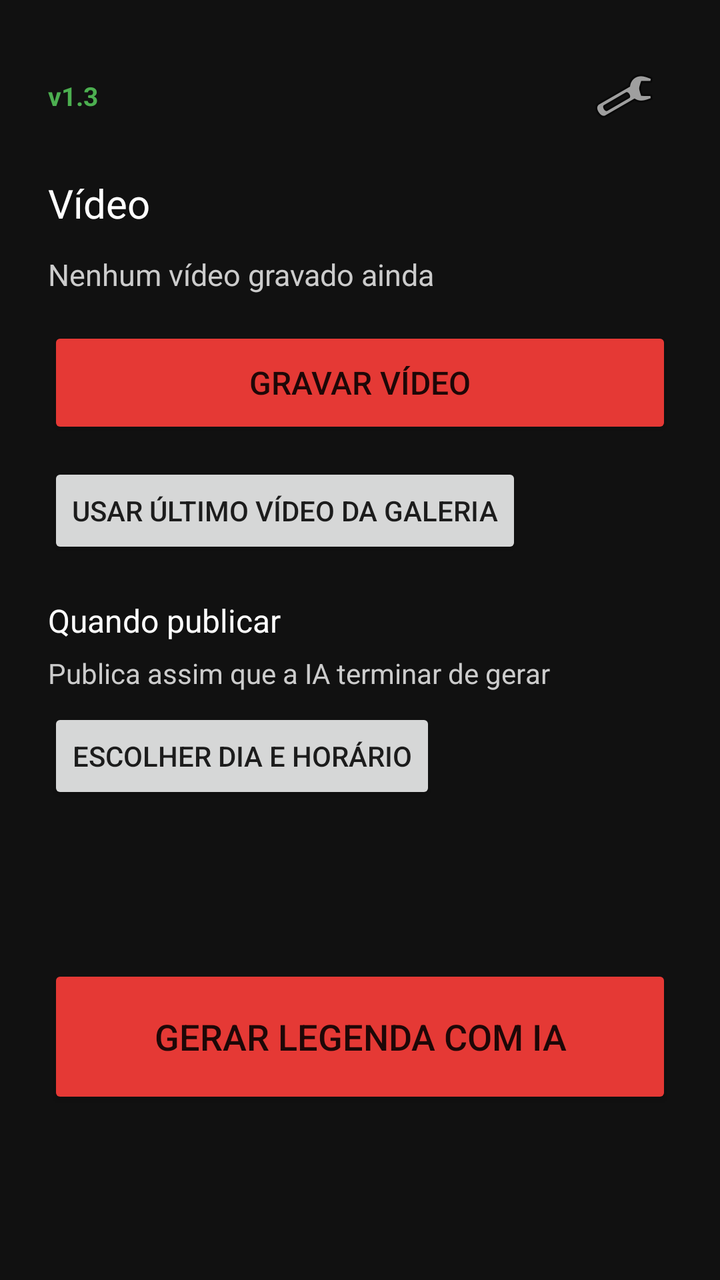
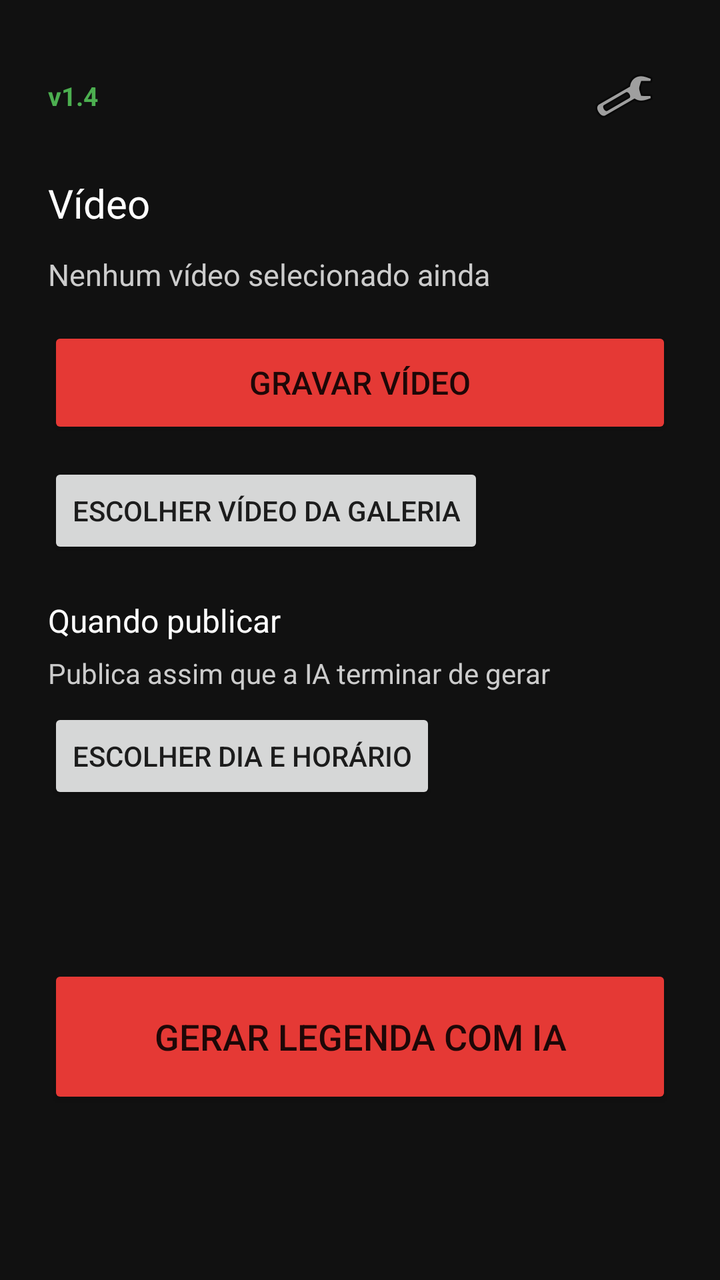

Screens rendered from an Android XML layout before and after an edit, with the pre-edit source and the edit as a unified diff.
<!-- AndroidManifest.xml: application theme Theme.TikTokCaption -->
<!-- res/layout/activity_main.xml -->
<?xml version="1.0" encoding="utf-8"?>
<ScrollView xmlns:android="http://schemas.android.com/apk/res/android"
    android:layout_width="match_parent"
    android:layout_height="match_parent"
    android:background="#111111"
    android:fillViewport="true">

    <LinearLayout
        android:layout_width="match_parent"
        android:layout_height="wrap_content"
        android:orientation="vertical"
        android:padding="24dp">

        <LinearLayout
            android:layout_width="match_parent"
            android:layout_height="wrap_content"
            android:orientation="horizontal"
            android:gravity="center_vertical">

            <TextView
                android:id="@+id/versionText"
                android:layout_width="0dp"
                android:layout_height="wrap_content"
                android:layout_weight="1"
                android:text="v1.3"
                android:textColor="#4CAF50"
                android:textStyle="bold"
                android:textSize="13sp" />

            <ImageButton
                android:id="@+id/btnSettings"
                android:layout_width="48dp"
                android:layout_height="48dp"
                android:background="#00000000"
                android:contentDescription="Configurações"
                android:src="@android:drawable/ic_menu_manage" />
        </LinearLayout>

        <TextView
            android:id="@+id/titleText"
            android:layout_width="wrap_content"
            android:layout_height="wrap_content"
            android:layout_marginTop="16dp"
            android:text="Vídeo"
            android:textColor="#FFFFFF"
            android:textSize="20sp" />

        <TextView
            android:id="@+id/videoInfoText"
            android:layout_width="match_parent"
            android:layout_height="wrap_content"
            android:layout_marginTop="12dp"
            android:text="Nenhum vídeo gravado ainda"
            android:textColor="#CCCCCC"
            android:textSize="15sp" />

        <Button
            android:id="@+id/btnRecordVideo"
            android:layout_width="match_parent"
            android:layout_height="56dp"
            android:layout_marginTop="16dp"
            android:text="Gravar vídeo"
            android:textSize="16sp"
            android:backgroundTint="#E53935" />

        <Button
            android:id="@+id/btnRefresh"
            android:layout_width="wrap_content"
            android:layout_height="wrap_content"
            android:layout_marginTop="12dp"
            android:text="Usar último vídeo da galeria" />

        <TextView
            android:id="@+id/scheduleLabel"
            android:layout_width="wrap_content"
            android:layout_height="wrap_content"
            android:layout_marginTop="20dp"
            android:text="Quando publicar"
            android:textColor="#FFFFFF"
            android:textSize="16sp" />

        <LinearLayout
            android:layout_width="match_parent"
            android:layout_height="wrap_content"
            android:orientation="horizontal"
            android:layout_marginTop="6dp"
            android:gravity="center_vertical">

            <TextView
                android:id="@+id/scheduleStatusText"
                android:layout_width="0dp"
                android:layout_height="wrap_content"
                android:layout_weight="1"
                android:text="Publica assim que a IA terminar de gerar"
                android:textColor="#CCCCCC"
                android:textSize="14sp" />

            <TextView
                android:id="@+id/btnCancelSchedule"
                android:layout_width="wrap_content"
                android:layout_height="wrap_content"
                android:layout_marginStart="8dp"
                android:text="Cancelar"
                android:textColor="#E53935"
                android:textSize="14sp"
                android:visibility="gone" />
        </LinearLayout>

        <Button
            android:id="@+id/btnSchedule"
            android:layout_width="wrap_content"
            android:layout_height="wrap_content"
            android:layout_marginTop="8dp"
            android:text="Escolher dia e horário" />

        <TextView
            android:id="@+id/statusText"
            android:layout_width="match_parent"
            android:layout_height="wrap_content"
            android:layout_marginTop="20dp"
            android:textColor="#4CAF50"
            android:textSize="15sp"
            android:text="" />

        <LinearLayout
            android:id="@+id/postButtonsBar"
            android:layout_width="match_parent"
            android:layout_height="wrap_content"
            android:orientation="horizontal"
            android:layout_marginTop="20dp">

            <Button
                android:id="@+id/btnPostTikTok"
                android:layout_width="0dp"
                android:layout_height="wrap_content"
                android:layout_weight="1"
                android:layout_marginEnd="4dp"
                android:text="TikTok"
                android:visibility="gone" />

            <Button
                android:id="@+id/btnPostInstagram"
                android:layout_width="0dp"
                android:layout_height="wrap_content"
                android:layout_weight="1"
                android:layout_marginHorizontal="4dp"
                android:text="Instagram"
                android:visibility="gone" />

            <Button
                android:id="@+id/btnPostYouTube"
                android:layout_width="0dp"
                android:layout_height="wrap_content"
                android:layout_weight="1"
                android:layout_marginStart="4dp"
                android:text="YouTube"
                android:visibility="gone" />

        </LinearLayout>

        <Button
            android:id="@+id/btnPublish"
            android:layout_width="match_parent"
            android:layout_height="72dp"
            android:layout_marginTop="20dp"
            android:layout_marginBottom="8dp"
            android:text="Gerar legenda com IA"
            android:textSize="18sp"
            android:backgroundTint="#E53935" />

    </LinearLayout>
</ScrollView>
<!-- resources referenced by this layout -->
<resources>
  <style name="Theme.TikTokCaption" parent="Theme.MaterialComponents.DayNight.NoActionBar" />
</resources>

<!-- the commit's change to res/layout/activity_main.xml (unified diff, before → after) -->
@@ -1,172 +1,172 @@
 <?xml version="1.0" encoding="utf-8"?>
 <ScrollView xmlns:android="http://schemas.android.com/apk/res/android"
-    android:layout_width="match_parent"
-    android:layout_height="match_parent"
-    android:background="#111111"
-    android:fillViewport="true">
-
-    <LinearLayout
         android:layout_width="match_parent"
-        android:layout_height="wrap_content"
-        android:orientation="vertical"
-        android:padding="24dp">
+        android:layout_height="match_parent"
+        android:background="#111111"
+        android:fillViewport="true">
 
         <LinearLayout
-            android:layout_width="match_parent"
-            android:layout_height="wrap_content"
-            android:orientation="horizontal"
-            android:gravity="center_vertical">
+                    android:layout_width="match_parent"
+                    android:layout_height="wrap_content"
+                    android:orientation="vertical"
+                    android:padding="24dp">
 
-            <TextView
-                android:id="@+id/versionText"
-                android:layout_width="0dp"
-                android:layout_height="wrap_content"
-                android:layout_weight="1"
-                android:text="v1.3"
-                android:textColor="#4CAF50"
-                android:textStyle="bold"
-                android:textSize="13sp" />
+                    <LinearLayout
+                                    android:layout_width="match_parent"
+                                    android:layout_height="wrap_content"
+                                    android:orientation="horizontal"
+                                    android:gravity="center_vertical">
 
-            <ImageButton
-                android:id="@+id/btnSettings"
-                android:layout_width="48dp"
-                android:layout_height="48dp"
-                android:background="#00000000"
-                android:contentDescription="Configurações"
-                android:src="@android:drawable/ic_menu_manage" />
-        </LinearLayout>
+                                    <TextView
+                                                        android:id="@+id/versionText"
+                                                        android:layout_width="0dp"
+                                                        android:layout_height="wrap_content"
+                                                        android:layout_weight="1"
+                                                        android:text="v1.4"
+                                                        android:textColor="#4CAF50"
+                                                        android:textStyle="bold"
+                                                        android:textSize="13sp" />
 
-        <TextView
-            android:id="@+id/titleText"
-            android:layout_width="wrap_content"
-            android:layout_height="wrap_content"
-            android:layout_marginTop="16dp"
-            android:text="Vídeo"
-            android:textColor="#FFFFFF"
-            android:textSize="20sp" />
+                                    <ImageButton
+                                                        android:id="@+id/btnSettings"
+                                                        android:layout_width="48dp"
+                                                        android:layout_height="48dp"
+                                                        android:background="#00000000"
+                                                        android:contentDescription="Configurações"
+                                                        android:src="@android:drawable/ic_menu_manage" />
+                    </LinearLayout>
 
-        <TextView
-            android:id="@+id/videoInfoText"
-            android:layout_width="match_parent"
-            android:layout_height="wrap_content"
-            android:layout_marginTop="12dp"
-            android:text="Nenhum vídeo gravado ainda"
-            android:textColor="#CCCCCC"
-            android:textSize="15sp" />
+                    <TextView
+                                    android:id="@+id/titleText"
+                                    android:layout_width="wrap_content"
+                                    android:layout_height="wrap_content"
+                                    android:layout_marginTop="16dp"
+                                    android:text="Vídeo"
+                                    android:textColor="#FFFFFF"
+                                    android:textSize="20sp" />
 
-        <Button
-            android:id="@+id/btnRecordVideo"
-            android:layout_width="match_parent"
-            android:layout_height="56dp"
-            android:layout_marginTop="16dp"
-            android:text="Gravar vídeo"
-            android:textSize="16sp"
-            android:backgroundTint="#E53935" />
+                    <TextView
+                                    android:id="@+id/videoInfoText"
+                                    android:layout_width="match_parent"
+                                    android:layout_height="wrap_content"
+                                    android:layout_marginTop="12dp"
+                                    android:text="Nenhum vídeo selecionado ainda"
+                                    android:textColor="#CCCCCC"
+                                    android:textSize="15sp" />
 
-        <Button
-            android:id="@+id/btnRefresh"
-            android:layout_width="wrap_content"
-            android:layout_height="wrap_content"
-            android:layout_marginTop="12dp"
-            android:text="Usar último vídeo da galeria" />
+                    <Button
+                                    android:id="@+id/btnRecordVideo"
+                                    android:layout_width="match_parent"
+                                    android:layout_height="56dp"
+                                    android:layout_marginTop="16dp"
+                                    android:text="Gravar vídeo"
+                                    android:textSize="16sp"
+                                    android:backgroundTint="#E53935" />
 
-        <TextView
-            android:id="@+id/scheduleLabel"
-            android:layout_width="wrap_content"
-            android:layout_height="wrap_content"
-            android:layout_marginTop="20dp"
-            android:text="Quando publicar"
-            android:textColor="#FFFFFF"
-            android:textSize="16sp" />
+                    <Button
+                                    android:id="@+id/btnRefresh"
+                                    android:layout_width="wrap_content"
+                                    android:layout_height="wrap_content"
+                                    android:layout_marginTop="12dp"
+                                    android:text="Escolher vídeo da galeria" />
 
-        <LinearLayout
-            android:layout_width="match_parent"
-            android:layout_height="wrap_content"
-            android:orientation="horizontal"
-            android:layout_marginTop="6dp"
-            android:gravity="center_vertical">
+                    <TextView
+                                    android:id="@+id/scheduleLabel"
+                                    android:layout_width="wrap_content"
+                                    android:layout_height="wrap_content"
+                                    android:layout_marginTop="20dp"
+                                    android:text="Quando publicar"
+                                    android:textColor="#FFFFFF"
+                                    android:textSize="16sp" />
 
-            <TextView
-                android:id="@+id/scheduleStatusText"
-                android:layout_width="0dp"
-                android:layout_height="wrap_content"
-                android:layout_weight="1"
-                android:text="Publica assim que a IA terminar de gerar"
-                android:textColor="#CCCCCC"
-                android:textSize="14sp" />
+                    <LinearLayout
+                                    android:layout_width="match_parent"
+                                    android:layout_height="wrap_content"
+                                    android:orientation="horizontal"
+                                    android:layout_marginTop="6dp"
+                                    android:gravity="center_vertical">
 
-            <TextView
-                android:id="@+id/btnCancelSchedule"
-                android:layout_width="wrap_content"
-                android:layout_height="wrap_content"
-                android:layout_marginStart="8dp"
-                android:text="Cancelar"
-                android:textColor="#E53935"
-                android:textSize="14sp"
-                android:visibility="gone" />
-        </LinearLayout>
+                                    <TextView
+                                                        android:id="@+id/scheduleStatusText"
+                                                        android:layout_width="0dp"
+                                                        android:layout_height="wrap_content"
+                                                        android:layout_weight="1"
+                                                        android:text="Publica assim que a IA terminar de gerar"
+                                                        android:textColor="#CCCCCC"
+                                                        android:textSize="14sp" />
 
-        <Button
-            android:id="@+id/btnSchedule"
-            android:layout_width="wrap_content"
-            android:layout_height="wrap_content"
-            android:layout_marginTop="8dp"
-            android:text="Escolher dia e horário" />
+                                    <TextView
+                                                        android:id="@+id/btnCancelSchedule"
+                                                        android:layout_width="wrap_content"
+                                                        android:layout_height="wrap_content"
+                                                        android:layout_marginStart="8dp"
+                                                        android:text="Cancelar"
+                                                        android:textColor="#E53935"
+                                                        android:textSize="14sp"
+                                                        android:visibility="gone" />
+                    </LinearLayout>
 
-        <TextView
-            android:id="@+id/statusText"
-            android:layout_width="match_parent"
-            android:layout_height="wrap_content"
-            android:layout_marginTop="20dp"
-            android:textColor="#4CAF50"
-            android:textSize="15sp"
-            android:text="" />
+                    <Button
+                                    android:id="@+id/btnSchedule"
+                                    android:layout_width="wrap_content"
+                                    android:layout_height="wrap_content"
+                                    android:layout_marginTop="8dp"
+                                    android:text="Escolher dia e horário" />
 
-        <LinearLayout
-            android:id="@+id/postButtonsBar"
-            android:layout_width="match_parent"
-            android:layout_height="wrap_content"
-            android:orientation="horizontal"
-            android:layout_marginTop="20dp">
+                    <TextView
+                                    android:id="@+id/statusText"
+                                    android:layout_width="match_parent"
+                                    android:layout_height="wrap_content"
+                                    android:layout_marginTop="20dp"
+                                    android:textColor="#4CAF50"
+                                    android:textSize="15sp"
+                                    android:text="" />
 
-            <Button
-                android:id="@+id/btnPostTikTok"
-                android:layout_width="0dp"
-                android:layout_height="wrap_content"
-                android:layout_weight="1"
-                android:layout_marginEnd="4dp"
-                android:text="TikTok"
-                android:visibility="gone" />
+                    <LinearLayout
+                                    android:id="@+id/postButtonsBar"
+                                    android:layout_width="match_parent"
+                                    android:layout_height="wrap_content"
+                                    android:orientation="horizontal"
+                                    android:layout_marginTop="20dp">
 
-            <Button
-                android:id="@+id/btnPostInstagram"
-                android:layout_width="0dp"
-                android:layout_height="wrap_content"
-                android:layout_weight="1"
-                android:layout_marginHorizontal="4dp"
-                android:text="Instagram"
-                android:visibility="gone" />
+                                    <Button
+                                                        android:id="@+id/btnPostTikTok"
+                                                        android:layout_width="0dp"
+                                                        android:layout_height="wrap_content"
+                                                        android:layout_weight="1"
+                                                        android:layout_marginEnd="4dp"
+                                                        android:text="TikTok"
+                                                        android:visibility="gone" />
 
-            <Button
-                android:id="@+id/btnPostYouTube"
-                android:layout_width="0dp"
-                android:layout_height="wrap_content"
-                android:layout_weight="1"
-                android:layout_marginStart="4dp"
-                android:text="YouTube"
-                android:visibility="gone" />
+                                    <Button
+                                                        android:id="@+id/btnPostInstagram"
+                                                        android:layout_width="0dp"
+                                                        android:layout_height="wrap_content"
+                                                        android:layout_weight="1"
+                                                        android:layout_marginHorizontal="4dp"
+                                                        android:text="Instagram"
+                                                        android:visibility="gone" />
+
+                                    <Button
+                                                        android:id="@+id/btnPostYouTube"
+                                                        android:layout_width="0dp"
+                                                        android:layout_height="wrap_content"
+                                                        android:layout_weight="1"
+                                                        android:layout_marginStart="4dp"
+                                                        android:text="YouTube"
+                                                        android:visibility="gone" />
+
+                    </LinearLayout>
+
+                    <Button
+                                    android:id="@+id/btnPublish"
+                                    android:layout_width="match_parent"
+                                    android:layout_height="72dp"
+                                    android:layout_marginTop="20dp"
+                                    android:layout_marginBottom="8dp"
+                                    android:text="Gerar legenda com IA"
+                                    android:textSize="18sp"
+                                    android:backgroundTint="#E53935" />
 
         </LinearLayout>
-
-        <Button
-            android:id="@+id/btnPublish"
-            android:layout_width="match_parent"
-            android:layout_height="72dp"
-            android:layout_marginTop="20dp"
-            android:layout_marginBottom="8dp"
-            android:text="Gerar legenda com IA"
-            android:textSize="18sp"
-            android:backgroundTint="#E53935" />
-
-    </LinearLayout>
 </ScrollView>
